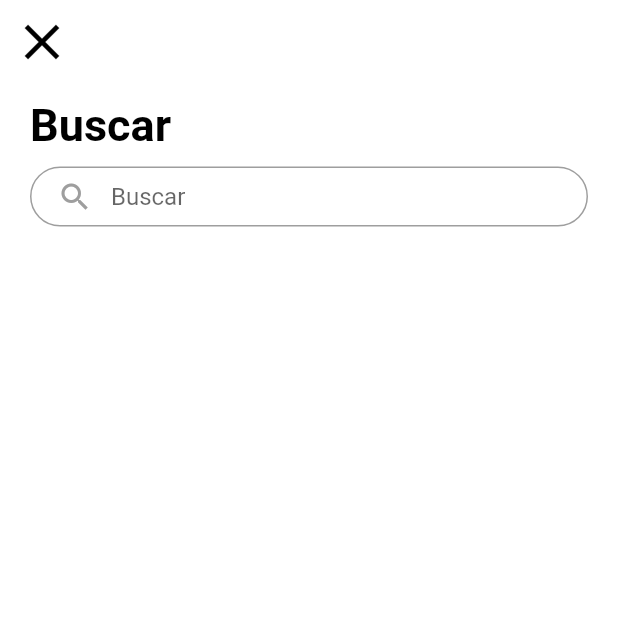
After one commit to Mario-Fernando24/food_flutter_example_, a Flutter app: the TabsPage screen opened by its route, after a tap on "Buscar", on a phone screen of 412 x 824 dp, the top half of it. The commit adds this screen. Run offline on Flutter 3.47's test engine with Material 2 defaults, Android fonts, the phone set to English and light mode, and no system bars; our stand-ins replace flutter_swiper_null_safety; network calls fail.

Commit message:
search filtros

```diff
--- a/lib/main.dart
+++ b/lib/main.dart
@@ -21,7 +21,6 @@ class MyApp extends StatelessWidget {
         )
       ),
       title: 'Delivered',
-
     );
   }
 }
--- /dev/null
+++ b/lib/src/features/presentation/search_page/View/searchView.dart
@@ -0,0 +1,59 @@
+import 'package:flutter/material.dart';
+import 'package:food_mvvm/src/features/presentation/commons_wiget/header_text.dart';
+
+class SearchPage extends StatelessWidget {
+  @override
+  Widget build(BuildContext context) {
+    return Scaffold(
+      body: CustomScrollView(
+        slivers: <Widget>[
+          SliverAppBar(
+            backgroundColor: Colors.white,
+            leading: IconButton(
+                onPressed: () => Navigator.pop(context),
+                icon: Icon(
+                  Icons.close,
+                  color: Colors.black,
+                  size: 40.0,
+                )),
+          ),
+          SliverList(
+              delegate: SliverChildListDelegate([
+            Padding(
+              padding: EdgeInsets.symmetric(horizontal: 20.0),
+              child: Column(
+                children: [
+                  Container(
+                      margin: EdgeInsets.only(top: 10.0),
+                      alignment: Alignment.centerLeft,
+                      child: headerText(
+                          "Buscar", Colors.black, FontWeight.bold, 30.0)),
+                  _searchInput(context)
+                ],
+              ),
+            )
+          ]))
+        ],
+      ),
+    );
+  }
+}
+
+Widget _searchInput(BuildContext context) {
+  return Container(
+    height: 40.0,
+    margin: EdgeInsets.only(top: 10.0),
+    padding: EdgeInsets.only(left: 5.0),
+    decoration: BoxDecoration(
+        border: Border.all(color: Colors.grey),
+        borderRadius: BorderRadius.circular(20.0)),
+    child: TextField(
+      keyboardType: TextInputType.text,
+      decoration: InputDecoration(
+          contentPadding: EdgeInsets.only(top: 5.0),
+          prefixIcon: Icon(Icons.search, color: Colors.grey),
+          hintText: 'Buscar',
+          border: OutlineInputBorder(borderSide: BorderSide.none)),
+    ),
+  );
+}
--- a/lib/src/features/presentation/tabs/explore_tab/View/explore_tab.dart
+++ b/lib/src/features/presentation/tabs/explore_tab/View/explore_tab.dart
@@ -47,7 +47,9 @@ class ExporeTabs extends StatelessWidget {
 Widget _topBar(BuildContext context) {
   return Row(
     children: [
-      Container(
+      GestureDetector(
+        onTap: ()=> Navigator.pushNamed(context, 'search'),
+        child: Container(
           padding: EdgeInsets.all(10.0),
           margin: EdgeInsets.only(left: 16, top: 10),
           decoration: BoxDecoration(
@@ -65,6 +67,7 @@ Widget _topBar(BuildContext context) {
                 ),
               )
             ],
+          ),
         ),
       ),
       Container(
--- a/lib/src/routes/routes.dart
+++ b/lib/src/routes/routes.dart
@@ -1,6 +1,7 @@
 import 'package:flutter/cupertino.dart';
 import 'package:food_mvvm/src/features/presentation/forgot_password/View/forgot_password.dart';
 import 'package:food_mvvm/src/features/presentation/login_page/View/login_page.dart';
+import 'package:food_mvvm/src/features/presentation/search_page/View/searchView.dart';
 import 'package:food_mvvm/src/features/presentation/sign_up_page/View/sign_up.dart';
 import 'package:food_mvvm/src/features/presentation/tabs/tabs_page.dart';
 
@@ -11,5 +12,6 @@ final routes =<String, WidgetBuilder> {
   'login' : (BuildContext context) => LoginPage(),
   'forgot_password' : (BuildContext context) => ForgotPasswordPage(),
   'sign_up' :  (BuildContext context) => SignUPage(),
-  'tabs' :  (BuildContext context) => TabsPage()
+  'tabs' :  (BuildContext context) => TabsPage(),
+  'search' :  (BuildContext context) => SearchPage(),
 };
```
Lines whose indentation alone changed are shown as unchanged.
